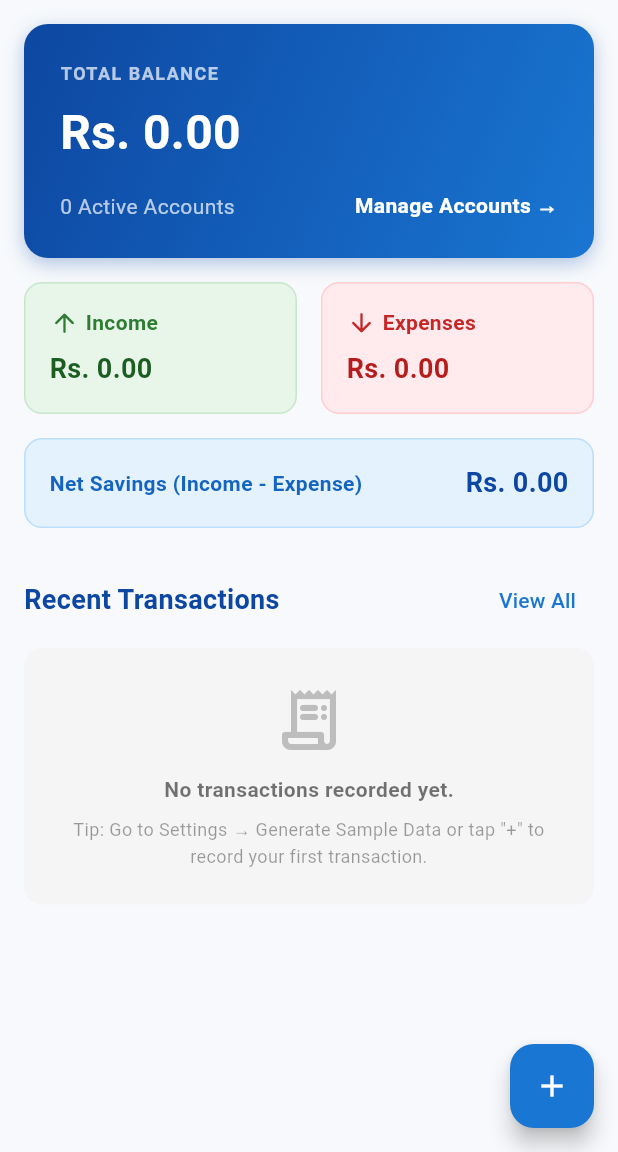
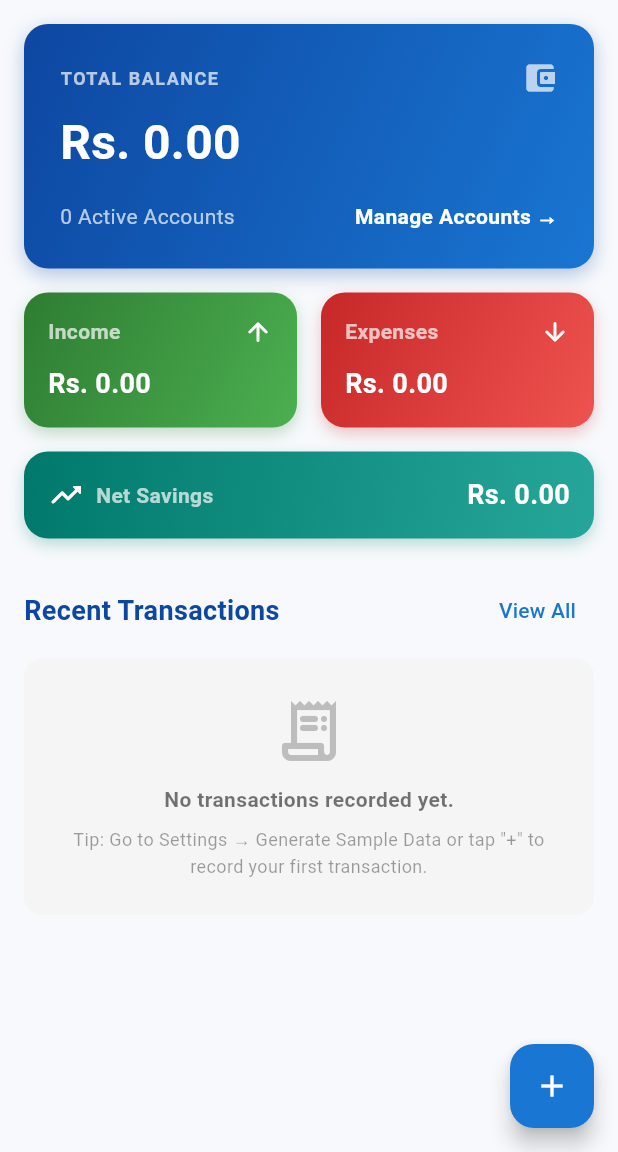
Before and after one commit to MalithShehan/phf_money_management, a Flutter app: the screen it shows after launch, on a phone screen of 412 x 824 dp, the part 84-1236 px from its top. Run offline on Flutter 3.47's test engine with Material 3 defaults, Android fonts, the phone set to English and light mode, and no system bars; our stand-ins replace drift, equatable, fl_chart, flutter_riverpod, go_router; accounts and stored records are empty; generated files the repository leaves out were written again; statements that could not run were skipped.

Commit message:
feat: design premium gradient dashboard cards with shadows and icons

```diff
--- a/lib/features/dashboard/presentation/screens/dashboard_screen.dart
+++ b/lib/features/dashboard/presentation/screens/dashboard_screen.dart
@@ -115,6 +115,9 @@ class DashboardScreen extends ConsumerWidget {
                 child: Column(
                   crossAxisAlignment: CrossAxisAlignment.start,
                   children: [
+                    Row(
+                      mainAxisAlignment: MainAxisAlignment.spaceBetween,
+                      children: [
                         const Text(
                           'TOTAL BALANCE',
                           style: TextStyle(
@@ -123,6 +126,13 @@ class DashboardScreen extends ConsumerWidget {
                             fontWeight: FontWeight.bold,
                             letterSpacing: 1,
                           ),
+                        ),
+                        Icon(
+                          Icons.account_balance_wallet_rounded,
+                          color: Colors.white.withOpacity(0.7),
+                          size: 24,
+                        ),
+                      ],
                     ),
                     const SizedBox(height: 8),
                     Text(
@@ -215,24 +225,37 @@ class DashboardScreen extends ConsumerWidget {
                     child: Container(
                       padding: const EdgeInsets.all(16),
                       decoration: BoxDecoration(
-                        color: Colors.green[50],
-                        borderRadius: BorderRadius.circular(12),
-                        border: Border.all(color: Colors.green[100]!),
+                        gradient: const LinearGradient(
+                          colors: [Color(0xFF2E7D32), Color(0xFF4CAF50)],
+                          begin: Alignment.topLeft,
+                          end: Alignment.bottomRight,
+                        ),
+                        borderRadius: BorderRadius.circular(16),
+                        boxShadow: [
+                          BoxShadow(
+                            color: const Color(0xFF2E7D32).withOpacity(0.25),
+                            blurRadius: 8,
+                            offset: const Offset(0, 4),
+                          ),
+                        ],
                       ),
                       child: Column(
                         crossAxisAlignment: CrossAxisAlignment.start,
                         children: [
-                          Row(
+                          const Row(
+                            mainAxisAlignment: MainAxisAlignment.spaceBetween,
                             children: [
-                              Icon(Icons.arrow_upward_rounded, color: Colors.green[800], size: 20),
-                              const SizedBox(width: 4),
-                              Text('Income', style: TextStyle(color: Colors.green[800], fontWeight: FontWeight.bold)),
+                              Text(
+                                'Income',
+                                style: TextStyle(color: Colors.white70, fontWeight: FontWeight.bold, fontSize: 14),
+                              ),
+                              Icon(Icons.arrow_upward_rounded, color: Colors.white, size: 20),
                             ],
                           ),
-                          const SizedBox(height: 8),
+                          const SizedBox(height: 12),
                           Text(
                             currencyFormat.format(monthlyIncome),
-                            style: TextStyle(color: Colors.green[900], fontSize: 18, fontWeight: FontWeight.bold),
+                            style: const TextStyle(color: Colors.white, fontSize: 18, fontWeight: FontWeight.bold),
                           ),
                         ],
                       ),
@@ -243,24 +266,37 @@ class DashboardScreen extends ConsumerWidget {
                     child: Container(
                       padding: const EdgeInsets.all(16),
                       decoration: BoxDecoration(
-                        color: Colors.red[50],
-                        borderRadius: BorderRadius.circular(12),
-                        border: Border.all(color: Colors.red[100]!),
+                        gradient: const LinearGradient(
+                          colors: [Color(0xFFC62828), Color(0xFFEF5350)],
+                          begin: Alignment.topLeft,
+                          end: Alignment.bottomRight,
+                        ),
+                        borderRadius: BorderRadius.circular(16),
+                        boxShadow: [
+                          BoxShadow(
+                            color: const Color(0xFFC62828).withOpacity(0.25),
+                            blurRadius: 8,
+                            offset: const Offset(0, 4),
+                          ),
+                        ],
                       ),
                       child: Column(
                         crossAxisAlignment: CrossAxisAlignment.start,
                         children: [
-                          Row(
+                          const Row(
+                            mainAxisAlignment: MainAxisAlignment.spaceBetween,
                             children: [
-                              Icon(Icons.arrow_downward_rounded, color: Colors.red[800], size: 20),
-                              const SizedBox(width: 4),
-                              Text('Expenses', style: TextStyle(color: Colors.red[800], fontWeight: FontWeight.bold)),
+                              Text(
+                                'Expenses',
+                                style: TextStyle(color: Colors.white70, fontWeight: FontWeight.bold, fontSize: 14),
+                              ),
+                              Icon(Icons.arrow_downward_rounded, color: Colors.white, size: 20),
                             ],
                           ),
-                          const SizedBox(height: 8),
+                          const SizedBox(height: 12),
                           Text(
                             currencyFormat.format(monthlyExpense),
-                            style: TextStyle(color: Colors.red[900], fontSize: 18, fontWeight: FontWeight.bold),
+                            style: const TextStyle(color: Colors.white, fontSize: 18, fontWeight: FontWeight.bold),
                           ),
                         ],
                       ),
@@ -275,24 +311,45 @@ class DashboardScreen extends ConsumerWidget {
                 width: double.infinity,
                 padding: const EdgeInsets.all(16),
                 decoration: BoxDecoration(
-                  color: netCashFlow >= 0 ? Colors.blue[50] : Colors.orange[50],
-                  borderRadius: BorderRadius.circular(12),
-                  border: Border.all(color: netCashFlow >= 0 ? Colors.blue[100]! : Colors.orange[100]!),
+                  gradient: LinearGradient(
+                    colors: netCashFlow >= 0
+                        ? [const Color(0xFF00796B), const Color(0xFF26A69A)]
+                        : [const Color(0xFFE65100), const Color(0xFFFF9800)],
+                    begin: Alignment.topLeft,
+                    end: Alignment.bottomRight,
+                  ),
+                  borderRadius: BorderRadius.circular(16),
+                  boxShadow: [
+                    BoxShadow(
+                      color: (netCashFlow >= 0 ? const Color(0xFF00796B) : const Color(0xFFE65100)).withOpacity(0.25),
+                      blurRadius: 8,
+                      offset: const Offset(0, 4),
+                    ),
+                  ],
                 ),
                 child: Row(
                   mainAxisAlignment: MainAxisAlignment.spaceBetween,
                   children: [
-                    Text(
-                      'Net Savings (Income - Expense)',
+                    Row(
+                      children: [
+                        Icon(
+                          netCashFlow >= 0 ? Icons.trending_up_rounded : Icons.trending_down_rounded,
+                          color: Colors.white,
+                        ),
+                        const SizedBox(width: 8),
+                        const Text(
+                          'Net Savings',
                           style: TextStyle(
-                        color: netCashFlow >= 0 ? Colors.blue[800] : Colors.orange[800],
+                            color: Colors.white70,
                             fontWeight: FontWeight.bold,
                           ),
                         ),
+                      ],
+                    ),
                     Text(
                       currencyFormat.format(netCashFlow),
-                      style: TextStyle(
-                        color: netCashFlow >= 0 ? Colors.blue[900] : Colors.orange[900],
+                      style: const TextStyle(
+                        color: Colors.white,
                         fontWeight: FontWeight.bold,
                         fontSize: 18,
                       ),
```
Lines whose indentation alone changed are shown as unchanged.
